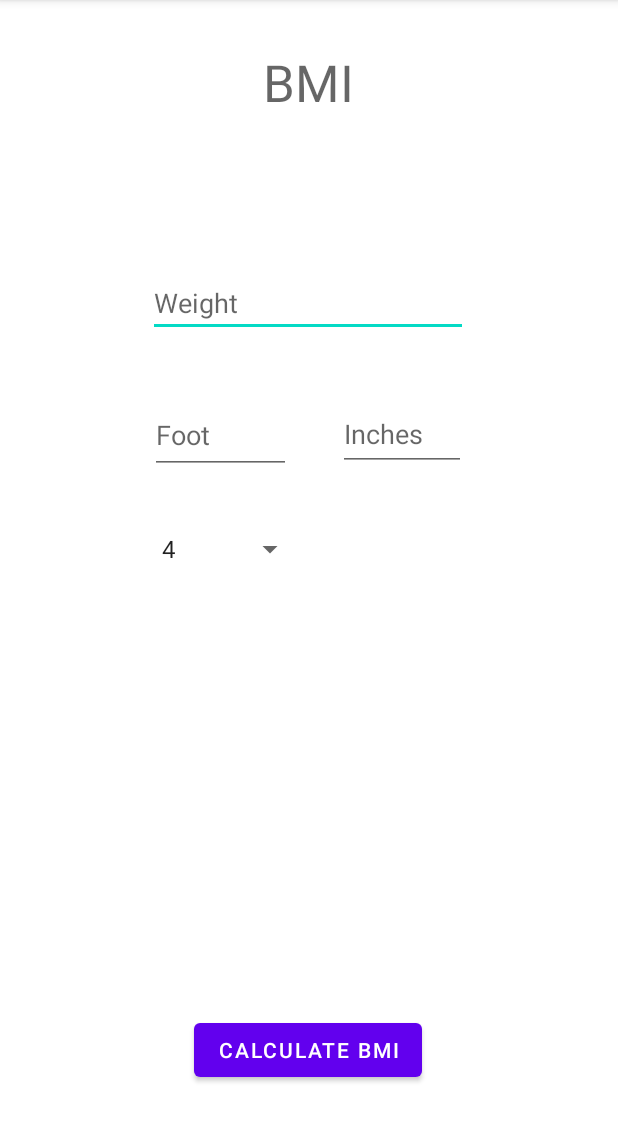
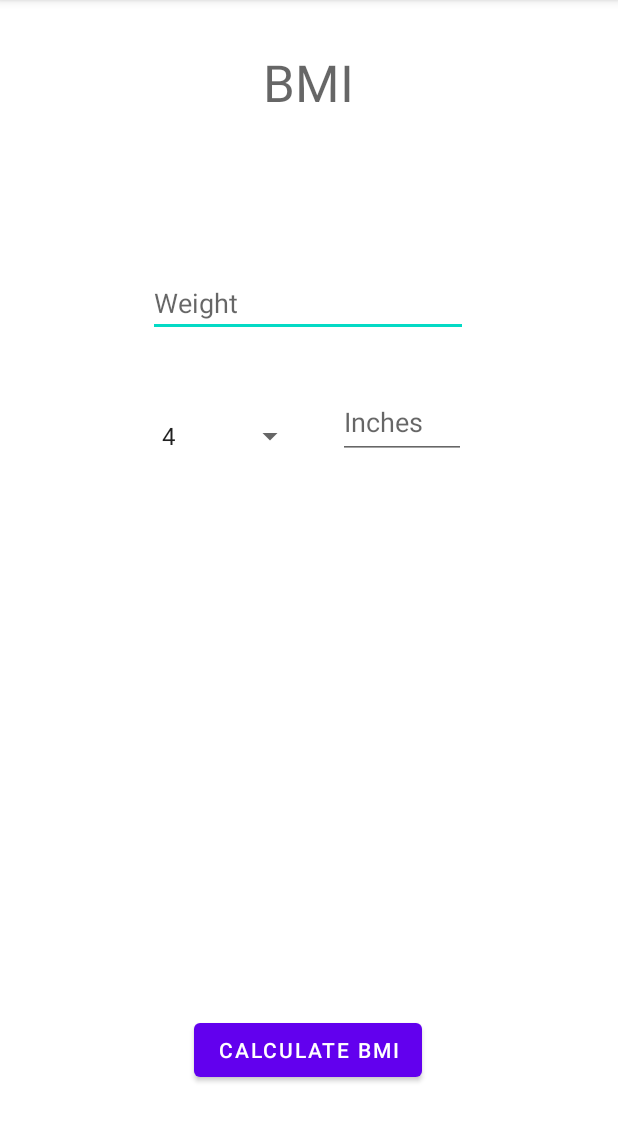
Before and after one commit to Vishnuanand77/BMI_Calculator, an Android app: the screen it shows after launch (MainActivity), on a phone screen of 412 x 824 dp, the part 84-1226 px from its top. Run offline under Robolectric (Android 15) with nearby library versions, the phone set to English and light mode, and no system bars.

Commit message:
Cleaned Code

```diff
--- a/app/src/main/java/com/example/bmicalculator/MainActivity.java
+++ b/app/src/main/java/com/example/bmicalculator/MainActivity.java
@@ -31,7 +31,7 @@ public class MainActivity extends AppCompatActivity implements AdapterView.OnIte
         //XML resource initializations
         BMI_Display = findViewById(R.id.BMI_Output);
         UserWeight = findViewById(R.id.UserInput_Weight);
-        UserFoot = findViewById(R.id.UserInput_Foot);
+//        UserFoot = findViewById(R.id.UserInput_Foot);
         UserInches = findViewById(R.id.UserInput_Inches);
         CalculateButton = findViewById(R.id.CalculateButton);
         FeetSpinner = findViewById(R.id.FootSpinner);
@@ -50,7 +50,7 @@ public class MainActivity extends AppCompatActivity implements AdapterView.OnIte
             public void onClick(View v) {
                 //Converting User Input into doubles
                 double Weight = Float.parseFloat(UserWeight.getText().toString());
-                double HeightInFeet = Float.parseFloat(UserFoot.getText().toString()) * 0.3048; //Converting Foot to meters
+                double HeightInFeet = Float.parseFloat(UserHeight_Foot) * 0.3048; //Converting Foot to meters
                 double HeightInInch = Float.parseFloat(UserInches.getText().toString()) * 0.0254; //Converting Inches to meters
 
                 Log.d("BMI Calculator :", String.valueOf(HeightInFeet));
--- a/app/src/main/res/layout/activity_main.xml
+++ b/app/src/main/res/layout/activity_main.xml
@@ -20,29 +20,17 @@
         app:layout_constraintTop_toBottomOf="@+id/BMI_Output" />
 
     <EditText
-        android:id="@+id/UserInput_Foot"
-        android:layout_width="94dp"
-        android:layout_height="51dp"
-        android:layout_marginStart="100dp"
-        android:layout_marginTop="40dp"
-        android:ems="10"
-        android:hint="Foot"
-        android:inputType="number"
-        app:layout_constraintStart_toStartOf="parent"
-        app:layout_constraintTop_toBottomOf="@+id/UserInput_Weight" />
-
-    <EditText
         android:id="@+id/UserInput_Inches"
         android:layout_width="85dp"
         android:layout_height="49dp"
-        android:layout_marginStart="16dp"
-        android:layout_marginTop="40dp"
+        android:layout_marginTop="32dp"
+        android:layout_marginEnd="100dp"
         android:ems="10"
         android:hint="Inches"
         android:inputType="number"
         app:layout_constraintEnd_toEndOf="parent"
-        app:layout_constraintHorizontal_bias="0.129"
-        app:layout_constraintStart_toEndOf="@+id/UserInput_Foot"
+        app:layout_constraintHorizontal_bias="0.954"
+        app:layout_constraintStart_toEndOf="@+id/FootSpinner"
         app:layout_constraintTop_toBottomOf="@+id/UserInput_Weight" />
 
     <Button
@@ -74,11 +62,11 @@
         android:layout_width="104dp"
         android:layout_height="68dp"
         android:layout_marginStart="100dp"
-        android:layout_marginTop="16dp"
+        android:layout_marginTop="32dp"
         android:entries="@array/HeightInFoot"
         android:prompt="@string/HeightInFootPrompt"
         app:layout_constraintStart_toStartOf="parent"
-        app:layout_constraintTop_toBottomOf="@+id/UserInput_Foot" />
+        app:layout_constraintTop_toBottomOf="@+id/UserInput_Weight" />
 
 
 </androidx.constraintlayout.widget.ConstraintLayout>
```
